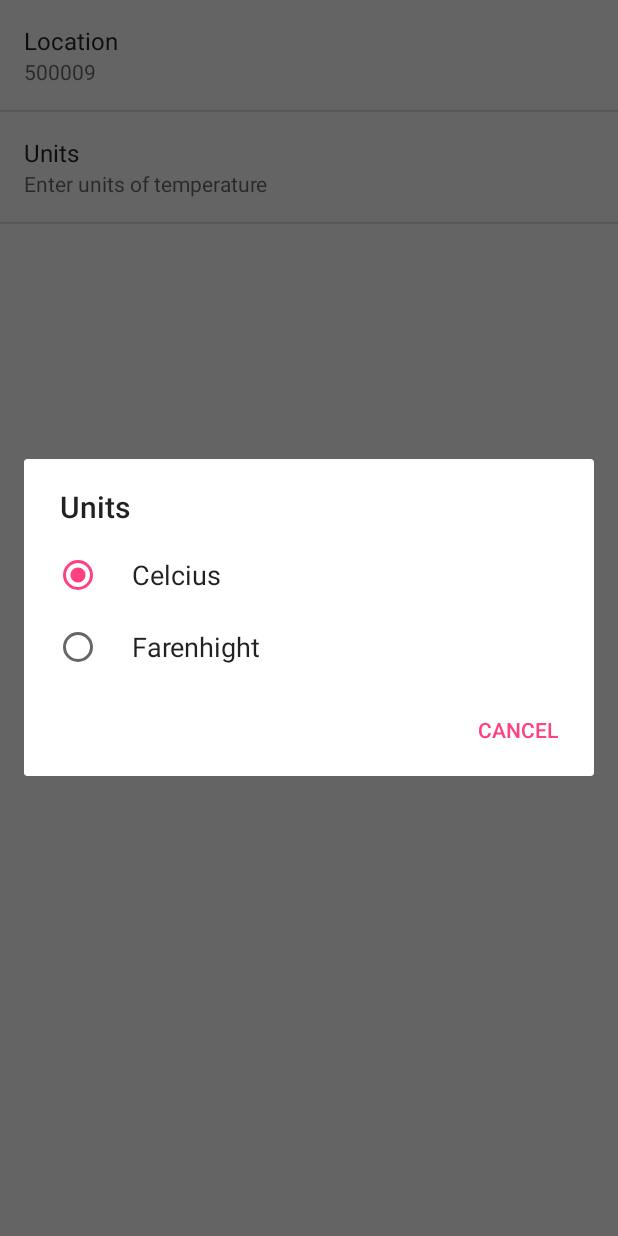
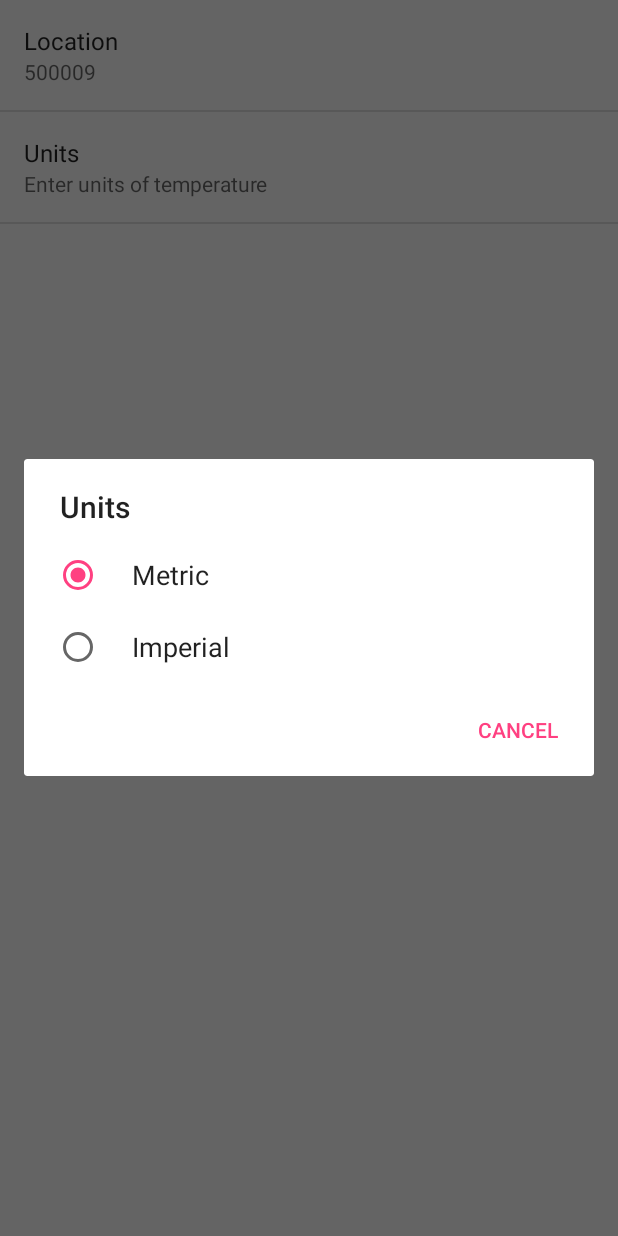
Before and after one commit to khaledMohammed000/Android-Sun-Shine-App, an Android app: the SettingsActivity screen opened directly, with no data from a screen before it, after a tap on "Units", on a phone screen of 412 x 824 dp. Run offline under Robolectric (Android 15) with nearby library versions, the phone set to English and light mode, and no system bars.

Commit message:
added onStart() added PrefSharedCode() cleaned a lot of code removed the dummy data

```diff
--- a/app/src/main/res/values/array.xml
+++ b/app/src/main/res/values/array.xml
@@ -1,11 +1,13 @@
 <?xml version="1.0" encoding="utf-8"?>
 <resources>
     <array name="Units">
-        <item>Celcius</item>
-        <item>Farenhight</item>
+        <item>Metric</item>
+        <item>Imperial</item>
     </array>
     <array name="Units_entries">
-        <item>Celcius</item>
-        <item>Farenhight</item>
+        <!-- Metric means it is celsius -->
+        <item>Metric</item>
+        <!-- Imperial means it is Fahrenheits -->
+        <item>Imperial</item>
     </array>
 </resources>
--- a/app/src/main/res/values/strings.xml
+++ b/app/src/main/res/values/strings.xml
@@ -12,5 +12,5 @@
     <string name="pref_units_summary">Enter units of temperature</string>
     <string name="pref_units_key">unit</string>
     <string name="pref_units_dialog_title">Units</string>
-    <string name="pref_units_default_value">Celcius</string>
+    <string name="pref_units_default_value">Metric</string>
 </resources>
```
Also changed, not shown: app/src/main/java/app/com/example/com/sun_shine/ForecastFragment.java (+27 -59 lines).
